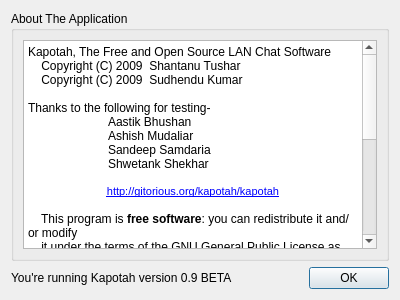
Above: ui/aboutdialog.ui from shaan7/Kapotah before the change. Below: the same form after it.
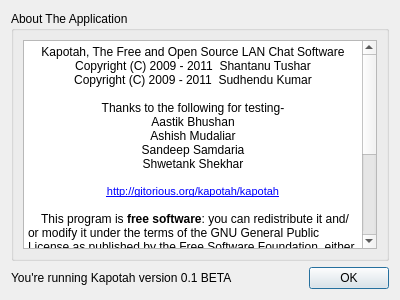
That is the form after the change.

Commit message: Changes in About data.

What changed in the file:
```diff
--- a/ui/aboutdialog.ui
+++ b/ui/aboutdialog.ui
@@ -21,39 +21,35 @@
      </property>
      <layout class="QGridLayout" name="gridLayout_2">
       <item row="0" column="0">
-       <widget class="QTextEdit" name="textEdit">
-        <property name="readOnly">
-         <bool>true</bool>
-        </property>
+       <widget class="QTextBrowser" name="textBrowser">
         <property name="html">
          <string>&lt;!DOCTYPE HTML PUBLIC &quot;-//W3C//DTD HTML 4.0//EN&quot; &quot;http://www.w3.org/TR/REC-html40/strict.dtd&quot;&gt;
 &lt;html&gt;&lt;head&gt;&lt;meta name=&quot;qrichtext&quot; content=&quot;1&quot; /&gt;&lt;style type=&quot;text/css&quot;&gt;
 p, li { white-space: pre-wrap; }
-&lt;/style&gt;&lt;/head&gt;&lt;body style=&quot; font-family:'Ubuntu'; font-size:9pt; font-weight:400; font-style:normal;&quot;&gt;
-&lt;p style=&quot; margin-top:12px; margin-bottom:0px; margin-left:0px; margin-right:0px; -qt-block-indent:0; text-indent:0px;&quot;&gt;&lt;span style=&quot; font-family:'Courier New,courier';&quot;&gt;Kapotah, The Free and Open Source LAN Chat Software&lt;/span&gt;&lt;/p&gt;
-&lt;p style=&quot; margin-top:0px; margin-bottom:0px; margin-left:0px; margin-right:0px; -qt-block-indent:0; text-indent:0px;&quot;&gt;&lt;span style=&quot; font-family:'Courier New,courier';&quot;&gt;    Copyright (C) 2009  Shantanu Tushar&lt;/span&gt;&lt;/p&gt;
-&lt;p style=&quot; margin-top:0px; margin-bottom:0px; margin-left:0px; margin-right:0px; -qt-block-indent:0; text-indent:0px;&quot;&gt;&lt;span style=&quot; font-family:'Courier New,courier';&quot;&gt;    Copyright (C) 2009  Sudhendu Kumar&lt;/span&gt;&lt;/p&gt;
-&lt;p style=&quot;-qt-paragraph-type:empty; margin-top:0px; margin-bottom:0px; margin-left:0px; margin-right:0px; -qt-block-indent:0; text-indent:0px; font-family:'Courier New,courier';&quot;&gt;&lt;/p&gt;
-&lt;p style=&quot; margin-top:0px; margin-bottom:0px; margin-left:0px; margin-right:0px; -qt-block-indent:0; text-indent:0px;&quot;&gt;&lt;span style=&quot; font-family:'Courier New,courier';&quot;&gt;Thanks to the following for testing-&lt;/span&gt;&lt;/p&gt;
-&lt;p style=&quot; margin-top:0px; margin-bottom:0px; margin-left:0px; margin-right:0px; -qt-block-indent:0; text-indent:0px;&quot;&gt;&lt;span style=&quot; font-family:'Courier New,courier';&quot;&gt;	Aastik Bhushan&lt;/span&gt;&lt;/p&gt;
-&lt;p style=&quot; margin-top:0px; margin-bottom:0px; margin-left:0px; margin-right:0px; -qt-block-indent:0; text-indent:0px;&quot;&gt;&lt;span style=&quot; font-family:'Courier New,courier';&quot;&gt;	Ashish Mudaliar&lt;/span&gt;&lt;/p&gt;
-&lt;p style=&quot; margin-top:0px; margin-bottom:0px; margin-left:0px; margin-right:0px; -qt-block-indent:0; text-indent:0px;&quot;&gt;&lt;span style=&quot; font-family:'Courier New,courier';&quot;&gt;	Sandeep Samdaria&lt;/span&gt;&lt;/p&gt;
-&lt;p style=&quot; margin-top:0px; margin-bottom:0px; margin-left:0px; margin-right:0px; -qt-block-indent:0; text-indent:0px;&quot;&gt;&lt;span style=&quot; font-family:'Courier New,courier';&quot;&gt;	Shwetank Shekhar&lt;/span&gt;&lt;/p&gt;
-&lt;p style=&quot;-qt-paragraph-type:empty; margin-top:0px; margin-bottom:0px; margin-left:0px; margin-right:0px; -qt-block-indent:0; text-indent:0px; font-family:'Courier New,courier';&quot;&gt;&lt;/p&gt;
+&lt;/style&gt;&lt;/head&gt;&lt;body style=&quot; font-family:'Ubuntu'; font-size:10pt; font-weight:400; font-style:normal;&quot;&gt;
+&lt;p align=&quot;center&quot; style=&quot; margin-top:12px; margin-bottom:0px; margin-left:0px; margin-right:0px; -qt-block-indent:0; text-indent:0px;&quot;&gt;&lt;span style=&quot; font-family:'Courier New,courier'; font-size:9pt;&quot;&gt;Kapotah, The Free and Open Source LAN Chat Software&lt;/span&gt;&lt;/p&gt;
+&lt;p align=&quot;center&quot; style=&quot; margin-top:0px; margin-bottom:0px; margin-left:0px; margin-right:0px; -qt-block-indent:0; text-indent:0px;&quot;&gt;&lt;span style=&quot; font-family:'Courier New,courier'; font-size:9pt;&quot;&gt;Copyright (C) 2009 - 2011  Shantanu Tushar&lt;/span&gt;&lt;/p&gt;
+&lt;p align=&quot;center&quot; style=&quot; margin-top:0px; margin-bottom:0px; margin-left:0px; margin-right:0px; -qt-block-indent:0; text-indent:0px;&quot;&gt;&lt;span style=&quot; font-family:'Courier New,courier'; font-size:9pt;&quot;&gt;Copyright (C) 2009 - 2011  Sudhendu Kumar&lt;/span&gt;&lt;/p&gt;
+&lt;p align=&quot;center&quot; style=&quot;-qt-paragraph-type:empty; margin-top:0px; margin-bottom:0px; margin-left:0px; margin-right:0px; -qt-block-indent:0; text-indent:0px; font-family:'Courier New,courier'; font-size:9pt;&quot;&gt;&lt;/p&gt;
+&lt;p align=&quot;center&quot; style=&quot; margin-top:0px; margin-bottom:0px; margin-left:0px; margin-right:0px; -qt-block-indent:0; text-indent:0px;&quot;&gt;&lt;span style=&quot; font-family:'Courier New,courier'; font-size:9pt;&quot;&gt;Thanks to the following for testing-&lt;/span&gt;&lt;/p&gt;
+&lt;p align=&quot;center&quot; style=&quot; margin-top:0px; margin-bottom:0px; margin-left:0px; margin-right:0px; -qt-block-indent:0; text-indent:0px;&quot;&gt;&lt;span style=&quot; font-family:'Courier New,courier'; font-size:9pt;&quot;&gt;Aastik Bhushan&lt;/span&gt;&lt;/p&gt;
+&lt;p align=&quot;center&quot; style=&quot; margin-top:0px; margin-bottom:0px; margin-left:0px; margin-right:0px; -qt-block-indent:0; text-indent:0px;&quot;&gt;&lt;span style=&quot; font-family:'Courier New,courier'; font-size:9pt;&quot;&gt;Ashish Mudaliar&lt;/span&gt;&lt;/p&gt;
+&lt;p align=&quot;center&quot; style=&quot; margin-top:0px; margin-bottom:0px; margin-left:0px; margin-right:0px; -qt-block-indent:0; text-indent:0px;&quot;&gt;&lt;span style=&quot; font-family:'Courier New,courier'; font-size:9pt;&quot;&gt;Sandeep Samdaria&lt;/span&gt;&lt;/p&gt;
+&lt;p align=&quot;center&quot; style=&quot; margin-top:0px; margin-bottom:0px; margin-left:0px; margin-right:0px; -qt-block-indent:0; text-indent:0px;&quot;&gt;&lt;span style=&quot; font-family:'Courier New,courier'; font-size:9pt;&quot;&gt;Shwetank Shekhar&lt;/span&gt;&lt;/p&gt;
+&lt;p style=&quot;-qt-paragraph-type:empty; margin-top:0px; margin-bottom:0px; margin-left:0px; margin-right:0px; -qt-block-indent:0; text-indent:0px; font-family:'Courier New,courier'; font-size:9pt;&quot;&gt;&lt;/p&gt;
 &lt;p align=&quot;center&quot; style=&quot; margin-top:0px; margin-bottom:0px; margin-left:0px; margin-right:0px; -qt-block-indent:0; text-indent:0px;&quot;&gt;&lt;a href=&quot;http://gitorious.org/kapotah/kapotah&quot;&gt;&lt;span style=&quot; font-family:'DejaVu Sans'; font-size:8pt; text-decoration: underline; color:#0000ff;&quot;&gt;http://gitorious.org/kapotah/kapotah&lt;/span&gt;&lt;/a&gt;&lt;/p&gt;
-&lt;p style=&quot;-qt-paragraph-type:empty; margin-top:0px; margin-bottom:0px; margin-left:0px; margin-right:0px; -qt-block-indent:0; text-indent:0px; font-family:'Courier New,courier';&quot;&gt;&lt;/p&gt;
-&lt;p style=&quot; margin-top:0px; margin-bottom:0px; margin-left:0px; margin-right:0px; -qt-block-indent:0; text-indent:0px;&quot;&gt;&lt;span style=&quot; font-family:'Courier New,courier';&quot;&gt;    This program is &lt;/span&gt;&lt;span style=&quot; font-family:'Courier New,courier'; font-weight:600;&quot;&gt;free software&lt;/span&gt;&lt;span style=&quot; font-family:'Courier New,courier';&quot;&gt;: you can redistribute it and/or modify&lt;/span&gt;&lt;/p&gt;
-&lt;p style=&quot; margin-top:0px; margin-bottom:0px; margin-left:0px; margin-right:0px; -qt-block-indent:0; text-indent:0px;&quot;&gt;&lt;span style=&quot; font-family:'Courier New,courier';&quot;&gt;    it under the terms of the GNU General Public License as published by&lt;/span&gt;&lt;/p&gt;
-&lt;p style=&quot; margin-top:0px; margin-bottom:0px; margin-left:0px; margin-right:0px; -qt-block-indent:0; text-indent:0px;&quot;&gt;&lt;span style=&quot; font-family:'Courier New,courier';&quot;&gt;    the Free Software Foundation, either version 2 of the License, or&lt;/span&gt;&lt;/p&gt;
-&lt;p style=&quot; margin-top:0px; margin-bottom:0px; margin-left:0px; margin-right:0px; -qt-block-indent:0; text-indent:0px;&quot;&gt;&lt;span style=&quot; font-family:'Courier New,courier';&quot;&gt;    (at your option) any later version.&lt;/span&gt;&lt;/p&gt;
-&lt;p style=&quot;-qt-paragraph-type:empty; margin-top:0px; margin-bottom:0px; margin-left:0px; margin-right:0px; -qt-block-indent:0; text-indent:0px; font-family:'Courier New,courier';&quot;&gt;&lt;/p&gt;
-&lt;p style=&quot; margin-top:0px; margin-bottom:0px; margin-left:0px; margin-right:0px; -qt-block-indent:0; text-indent:0px;&quot;&gt;&lt;span style=&quot; font-family:'Courier New,courier';&quot;&gt;    This program is distributed in the hope that it will be useful,&lt;/span&gt;&lt;/p&gt;
-&lt;p style=&quot; margin-top:0px; margin-bottom:0px; margin-left:0px; margin-right:0px; -qt-block-indent:0; text-indent:0px;&quot;&gt;&lt;span style=&quot; font-family:'Courier New,courier';&quot;&gt;    but WITHOUT ANY WARRANTY; without even the implied warranty of&lt;/span&gt;&lt;/p&gt;
-&lt;p style=&quot; margin-top:0px; margin-bottom:0px; margin-left:0px; margin-right:0px; -qt-block-indent:0; text-indent:0px;&quot;&gt;&lt;span style=&quot; font-family:'Courier New,courier';&quot;&gt;    MERCHANTABILITY or FITNESS FOR A PARTICULAR PURPOSE.  See the&lt;/span&gt;&lt;/p&gt;
-&lt;p style=&quot; margin-top:0px; margin-bottom:0px; margin-left:0px; margin-right:0px; -qt-block-indent:0; text-indent:0px;&quot;&gt;&lt;span style=&quot; font-family:'Courier New,courier';&quot;&gt;    GNU General Public License for more details.&lt;/span&gt;&lt;/p&gt;
-&lt;p style=&quot;-qt-paragraph-type:empty; margin-top:0px; margin-bottom:0px; margin-left:0px; margin-right:0px; -qt-block-indent:0; text-indent:0px; font-family:'Courier New,courier';&quot;&gt;&lt;/p&gt;
-&lt;p style=&quot; margin-top:0px; margin-bottom:0px; margin-left:0px; margin-right:0px; -qt-block-indent:0; text-indent:0px;&quot;&gt;&lt;span style=&quot; font-family:'Courier New,courier';&quot;&gt;    You should have received a copy of the GNU General Public License&lt;/span&gt;&lt;/p&gt;
-&lt;p style=&quot; margin-top:0px; margin-bottom:12px; margin-left:0px; margin-right:0px; -qt-block-indent:0; text-indent:0px;&quot;&gt;&lt;span style=&quot; font-family:'Courier New,courier';&quot;&gt;    along with this program.  If not, see &amp;lt;http://www.gnu.org/licenses/&amp;gt;.&lt;/span&gt;&lt;/p&gt;&lt;/body&gt;&lt;/html&gt;</string>
+&lt;p style=&quot;-qt-paragraph-type:empty; margin-top:0px; margin-bottom:0px; margin-left:0px; margin-right:0px; -qt-block-indent:0; text-indent:0px; font-family:'Courier New,courier'; font-size:9pt;&quot;&gt;&lt;/p&gt;
+&lt;p style=&quot; margin-top:0px; margin-bottom:0px; margin-left:0px; margin-right:0px; -qt-block-indent:0; text-indent:0px;&quot;&gt;&lt;span style=&quot; font-family:'Courier New,courier'; font-size:9pt;&quot;&gt;    This program is &lt;/span&gt;&lt;span style=&quot; font-family:'Courier New,courier'; font-size:9pt; font-weight:600;&quot;&gt;free software&lt;/span&gt;&lt;span style=&quot; font-family:'Courier New,courier'; font-size:9pt;&quot;&gt;: you can redistribute it and/or modify it under the terms of the GNU General Public License as published by the Free Software Foundation, either version 2 of the License, or (at your option) any later version.&lt;/span&gt;&lt;/p&gt;
+&lt;p style=&quot;-qt-paragraph-type:empty; margin-top:0px; margin-bottom:0px; margin-left:0px; margin-right:0px; -qt-block-indent:0; text-indent:0px;&quot;&gt;&lt;/p&gt;
+&lt;p style=&quot; margin-top:0px; margin-bottom:0px; margin-left:0px; margin-right:0px; -qt-block-indent:0; text-indent:0px;&quot;&gt;&lt;span style=&quot; font-family:'Courier New,courier'; font-size:9pt;&quot;&gt;This program is distributed in the hope that it will be useful, but WITHOUT ANY WARRANTY; without even the implied warranty of MERCHANTABILITY or FITNESS FOR A PARTICULAR PURPOSE. See the GNU General Public License for more details.&lt;/span&gt;&lt;/p&gt;
+&lt;p style=&quot;-qt-paragraph-type:empty; margin-top:0px; margin-bottom:0px; margin-left:0px; margin-right:0px; -qt-block-indent:0; text-indent:0px; font-family:'Courier New,courier'; font-size:9pt;&quot;&gt;&lt;/p&gt;
+&lt;p style=&quot; margin-top:0px; margin-bottom:0px; margin-left:0px; margin-right:0px; -qt-block-indent:0; text-indent:0px;&quot;&gt;&lt;span style=&quot; font-family:'Courier New,courier'; font-size:9pt;&quot;&gt;You should have received a copy of the GNU General Public License along with this program. If not, see &amp;lt;&lt;/span&gt;&lt;a href=&quot;http://www.gnu.org/licenses/&quot;&gt;&lt;span style=&quot; text-decoration: underline; color:#0057ae;&quot;&gt;http://www.gnu.org/licenses/&lt;/span&gt;&lt;/a&gt;&lt;span style=&quot; font-family:'Courier New,courier'; font-size:9pt;&quot;&gt;&amp;gt;.&lt;/span&gt;&lt;/p&gt;&lt;/body&gt;&lt;/html&gt;</string>
+        </property>
+        <property name="openExternalLinks">
+         <bool>true</bool>
+        </property>
+        <property name="openLinks">
+         <bool>false</bool>
         </property>
        </widget>
       </item>
@@ -82,7 +78,7 @@
    <item row="1" column="0">
     <widget class="QLabel" name="label">
      <property name="text">
-      <string>You're running Kapotah version 0.9 BETA</string>
+      <string>You're running Kapotah version 0.1 BETA</string>
      </property>
     </widget>
    </item>
```
Left out of the diff: 1 changed line with no effect on the pictures. The commit also changes 2 other files.
